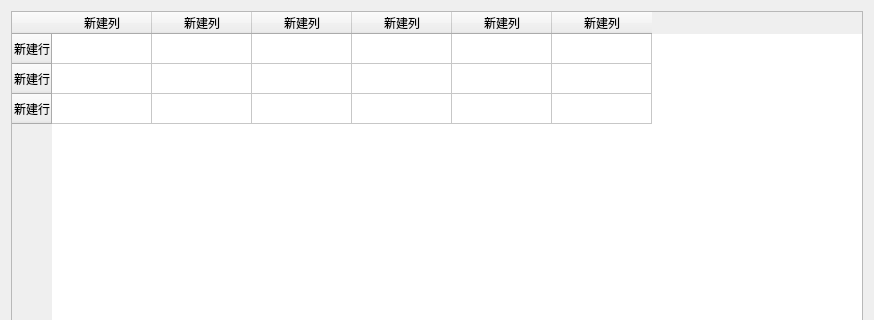
The window that userinfoinsert/userinfoinsert.ui (YYC572652645/TrainManageSystem) describes before a commit, drawn with Qt 5; both pictures show x 0 to 874 and y 0 to 320 of the 874 by 499 pixel window.
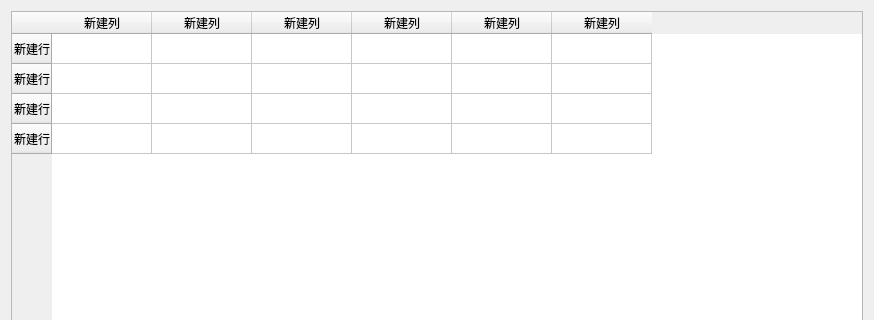
The same window after the commit.

Patch:
```diff
--- a/userinfoinsert/userinfoinsert.ui
+++ b/userinfoinsert/userinfoinsert.ui
@@ -31,6 +31,11 @@
        <string>新建行</string>
       </property>
      </row>
+     <row>
+      <property name="text">
+       <string>新建行</string>
+      </property>
+     </row>
      <column>
       <property name="text">
        <string>新建列</string>
```
